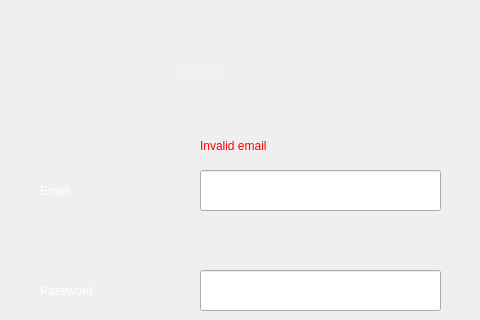
Qt form FireBase/ui/createacc.ui (smorcor744/pyQT) before a commit; both pictures show x 0 to 480 and y 0 to 320 of the 480 by 619 pixel window.
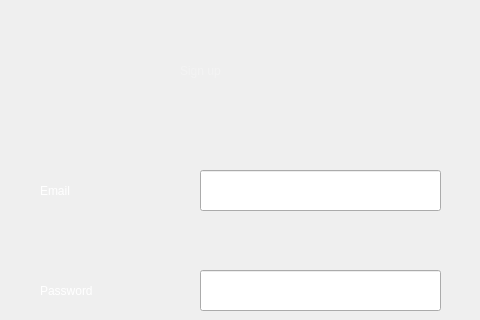
The same form after that commit.

Diff of the .ui file:
```diff
--- a/FireBase/ui/createacc.ui
+++ b/FireBase/ui/createacc.ui
@@ -175,23 +175,6 @@
      <string>Already have an account? </string>
     </property>
    </widget>
-   <widget class="QLabel" name="invalid">
-    <property name="geometry">
-     <rect>
-      <x>200</x>
-      <y>130</y>
-      <width>141</width>
-      <height>31</height>
-     </rect>
-    </property>
-    <property name="styleSheet">
-     <string notr="true">font: 12pt &quot;MS Shell Dlg 2&quot;;
-color: rgb(255, 0, 0);</string>
-    </property>
-    <property name="text">
-     <string>Invalid email</string>
-    </property>
-   </widget>
    <widget class="QPushButton" name="login">
     <property name="geometry">
      <rect>
```
